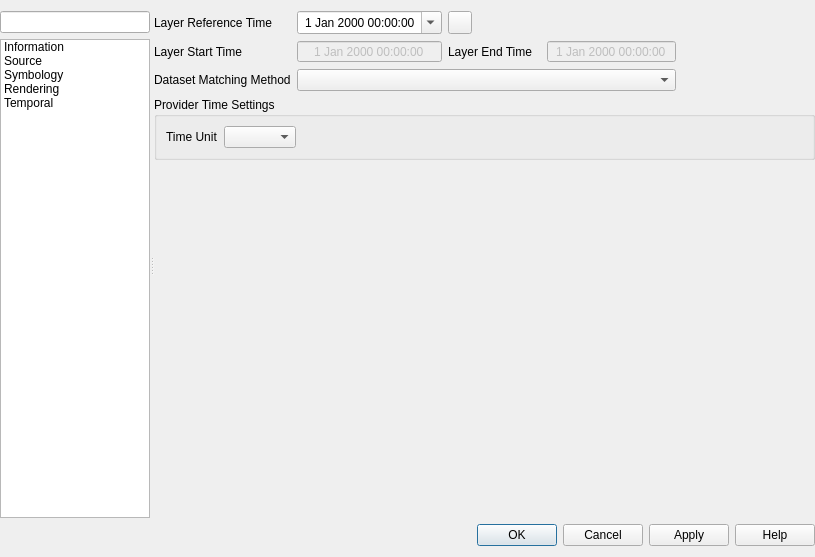
Before: the Qt Designer form src/ui/mesh/qgsmeshlayerpropertiesbase.ui in qgis/QGIS, drawn with Qt 5.
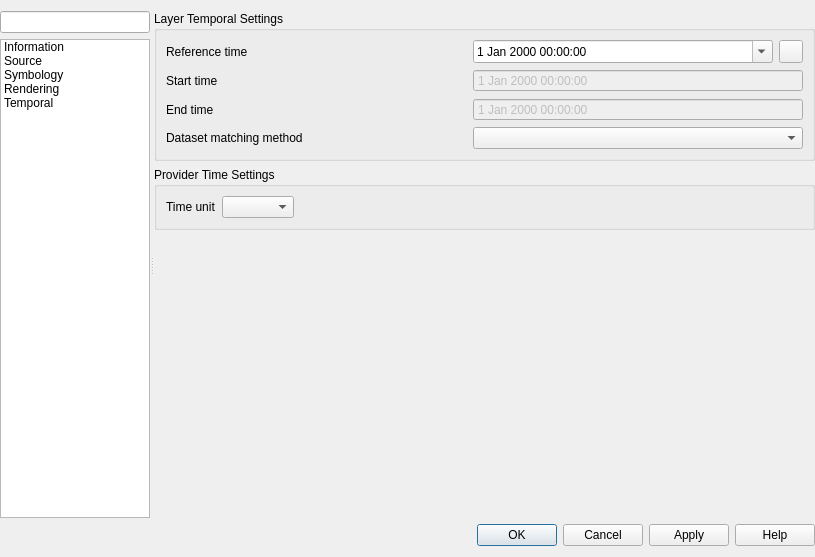
After: the same form once the commit is applied. The open tabs and pages were chosen to show the change. Icons and pictures are not drawn. Custom widgets are drawn as their Qt base class.

Commit message: Minor UI improvements to mesh layer properties dialog, capitalization fixes

```diff
--- a/src/ui/mesh/qgsmeshlayerpropertiesbase.ui
+++ b/src/ui/mesh/qgsmeshlayerpropertiesbase.ui
@@ -561,20 +561,69 @@
            <property name="bottomMargin">
             <number>0</number>
            </property>
-           <item row="4" column="2">
-            <spacer name="verticalSpacer_2">
+           <item row="1" column="2" colspan="2">
+            <widget class="QgsCollapsibleGroupBox" name="groupBox_2">
+             <property name="title">
+              <string>Provider Time Settings</string>
+             </property>
+             <layout class="QGridLayout" name="gridLayout_5" columnstretch="0,0,0">
+              <item row="1" column="0">
+               <widget class="QLabel" name="label_12">
+                <property name="text">
+                 <string>Time unit</string>
+                </property>
+               </widget>
+              </item>
+              <item row="1" column="2">
+               <spacer name="horizontalSpacer_4">
              <property name="orientation">
-              <enum>Qt::Vertical</enum>
+                 <enum>Qt::Horizontal</enum>
              </property>
              <property name="sizeHint" stdset="0">
               <size>
-               <width>20</width>
-               <height>40</height>
+                  <width>40</width>
+                  <height>20</height>
               </size>
              </property>
             </spacer>
            </item>
-           <item row="0" column="4">
+              <item row="1" column="1">
+               <widget class="QComboBox" name="mTemporalProviderTimeUnitComboBox">
+                <property name="toolTip">
+                 <string>Default time unit of mesh data provider is hour, change to override the time unit</string>
+                </property>
+               </widget>
+              </item>
+             </layout>
+            </widget>
+           </item>
+           <item row="0" column="2" colspan="2">
+            <widget class="QgsCollapsibleGroupBox" name="groupBox">
+             <property name="title">
+              <string>Layer Temporal Settings</string>
+             </property>
+             <layout class="QGridLayout" name="gridLayout_4">
+              <item row="0" column="0">
+               <widget class="QLabel" name="label_3">
+                <property name="text">
+                 <string>Reference time</string>
+                </property>
+               </widget>
+              </item>
+              <item row="0" column="1">
+               <widget class="QDateTimeEdit" name="mTemporalDateTimeReference">
+                <property name="toolTip">
+                 <string>Reference time used to render mesh dataset when using temporal range or temporal animation</string>
+                </property>
+                <property name="calendarPopup">
+                 <bool>true</bool>
+                </property>
+                <property name="timeSpec">
+                 <enum>Qt::UTC</enum>
+                </property>
+               </widget>
+              </item>
+              <item row="0" column="2">
             <widget class="QPushButton" name="mTemporalReloadButton">
              <property name="maximumSize">
               <size>
@@ -594,95 +643,34 @@
              </property>
             </widget>
            </item>
-           <item row="0" column="3">
-            <widget class="QDateTimeEdit" name="mTemporalDateTimeReference">
-             <property name="toolTip">
-              <string>Reference time used to render mesh dataset when using temporal range or temporal animation</string>
-             </property>
-             <property name="alignment">
-              <set>Qt::AlignCenter</set>
-             </property>
-             <property name="calendarPopup">
-              <bool>true</bool>
-             </property>
-             <property name="timeSpec">
-              <enum>Qt::UTC</enum>
-             </property>
-            </widget>
-           </item>
-           <item row="1" column="3">
-            <widget class="QDateTimeEdit" name="mTemporalDateTimeStart">
-             <property name="enabled">
-              <bool>false</bool>
-             </property>
-             <property name="alignment">
-              <set>Qt::AlignCenter</set>
-             </property>
-             <property name="readOnly">
-              <bool>true</bool>
-             </property>
-             <property name="buttonSymbols">
-              <enum>QAbstractSpinBox::NoButtons</enum>
-             </property>
-            </widget>
-           </item>
-           <item row="0" column="7" colspan="2">
-            <spacer name="horizontalSpacer">
-             <property name="orientation">
-              <enum>Qt::Horizontal</enum>
-             </property>
-             <property name="sizeHint" stdset="0">
-              <size>
-               <width>40</width>
-               <height>20</height>
-              </size>
-             </property>
-            </spacer>
-           </item>
-           <item row="1" column="2">
+              <item row="1" column="0">
             <widget class="QLabel" name="label_6">
              <property name="text">
-              <string>Layer Start Time</string>
+                 <string>Start time</string>
              </property>
             </widget>
            </item>
-           <item row="3" column="2" colspan="7">
-            <widget class="QGroupBox" name="groupBox_2">
-             <property name="title">
-              <string>Provider Time Settings</string>
-             </property>
-             <layout class="QGridLayout" name="gridLayout_5">
-              <item row="1" column="0">
-               <widget class="QLabel" name="label_12">
+              <item row="1" column="1" colspan="2">
+               <widget class="QDateTimeEdit" name="mTemporalDateTimeStart">
+                <property name="enabled">
+                 <bool>false</bool>
+                </property>
+                <property name="readOnly">
+                 <bool>true</bool>
+                </property>
+                <property name="buttonSymbols">
+                 <enum>QAbstractSpinBox::NoButtons</enum>
+                </property>
+               </widget>
+              </item>
+              <item row="2" column="0">
+               <widget class="QLabel" name="label_4">
                 <property name="text">
-                 <string>Time Unit</string>
+                 <string>End time</string>
                 </property>
                </widget>
               </item>
-              <item row="1" column="2">
-               <spacer name="horizontalSpacer_4">
-                <property name="orientation">
-                 <enum>Qt::Horizontal</enum>
-                </property>
-                <property name="sizeHint" stdset="0">
-                 <size>
-                  <width>40</width>
-                  <height>20</height>
-                 </size>
-                </property>
-               </spacer>
-              </item>
-              <item row="1" column="1">
-               <widget class="QComboBox" name="mTemporalProviderTimeUnitComboBox">
-                <property name="toolTip">
-                 <string>Default time unit of mesh data provider is hour, change to override the time unit</string>
-                </property>
-               </widget>
-              </item>
-             </layout>
-            </widget>
-           </item>
-           <item row="1" column="6">
+              <item row="2" column="1" colspan="2">
             <widget class="QDateTimeEdit" name="mTemporalDateTimeEnd">
              <property name="enabled">
               <bool>false</bool>
@@ -693,9 +681,6 @@
              <property name="frame">
               <bool>true</bool>
              </property>
-             <property name="alignment">
-              <set>Qt::AlignCenter</set>
-             </property>
              <property name="readOnly">
               <bool>true</bool>
              </property>
@@ -713,28 +698,14 @@
              </property>
             </widget>
            </item>
-           <item row="0" column="2">
-            <widget class="QLabel" name="label_3">
-             <property name="text">
-              <string>Layer Reference Time</string>
-             </property>
-            </widget>
-           </item>
-           <item row="1" column="4" colspan="2">
-            <widget class="QLabel" name="label_4">
-             <property name="text">
-              <string>Layer End Time</string>
-             </property>
-            </widget>
-           </item>
-           <item row="2" column="2">
+              <item row="3" column="0">
             <widget class="QLabel" name="label_10">
              <property name="text">
-              <string>Dataset Matching Method</string>
+                 <string>Dataset matching method</string>
              </property>
             </widget>
            </item>
-           <item row="2" column="3" colspan="4">
+              <item row="3" column="1" colspan="2">
             <widget class="QComboBox" name="mComboBoxTemporalDatasetMatchingMethod">
              <property name="toolTip">
               <string>Method for selection of temporal mesh dataset from a range time</string>
@@ -743,6 +714,22 @@
            </item>
           </layout>
          </widget>
+           </item>
+           <item row="2" column="2">
+            <spacer name="verticalSpacer_2">
+             <property name="orientation">
+              <enum>Qt::Vertical</enum>
+             </property>
+             <property name="sizeHint" stdset="0">
+              <size>
+               <width>20</width>
+               <height>40</height>
+              </size>
+             </property>
+            </spacer>
+           </item>
+          </layout>
+         </widget>
         </widget>
        </item>
       </layout>
@@ -792,28 +779,23 @@
   </layout>
  </widget>
  <customwidgets>
-  <customwidget>
-   <class>QgsCollapsibleGroupBox</class>
-   <extends>QGroupBox</extends>
-   <header>qgscollapsiblegroupbox.h</header>
-   <container>1</container>
-  </customwidget>
   <customwidget>
    <class>QgsDoubleSpinBox</class>
    <extends>QDoubleSpinBox</extends>
    <header>qgsdoublespinbox.h</header>
   </customwidget>
-  <customwidget>
-   <class>QgsSpinBox</class>
-   <extends>QSpinBox</extends>
-   <header>qgsspinbox.h</header>
-  </customwidget>
   <customwidget>
    <class>QgsScrollArea</class>
    <extends>QScrollArea</extends>
    <header>qgsscrollarea.h</header>
    <container>1</container>
   </customwidget>
+  <customwidget>
+   <class>QgsCollapsibleGroupBox</class>
+   <extends>QGroupBox</extends>
+   <header>qgscollapsiblegroupbox.h</header>
+   <container>1</container>
+  </customwidget>
   <customwidget>
    <class>QgsFilterLineEdit</class>
    <extends>QLineEdit</extends>
@@ -825,6 +807,11 @@
    <header>qgsprojectionselectionwidget.h</header>
    <container>1</container>
   </customwidget>
+  <customwidget>
+   <class>QgsSpinBox</class>
+   <extends>QSpinBox</extends>
+   <header>qgsspinbox.h</header>
+  </customwidget>
   <customwidget>
    <class>QgsMeshStaticDatasetWidget</class>
    <extends>QWidget</extends>
```
Left out of the diff: 76 changed lines with no effect on the pictures. Lines whose indentation alone changed are shown as unchanged. The commit also changes 1 other file.
